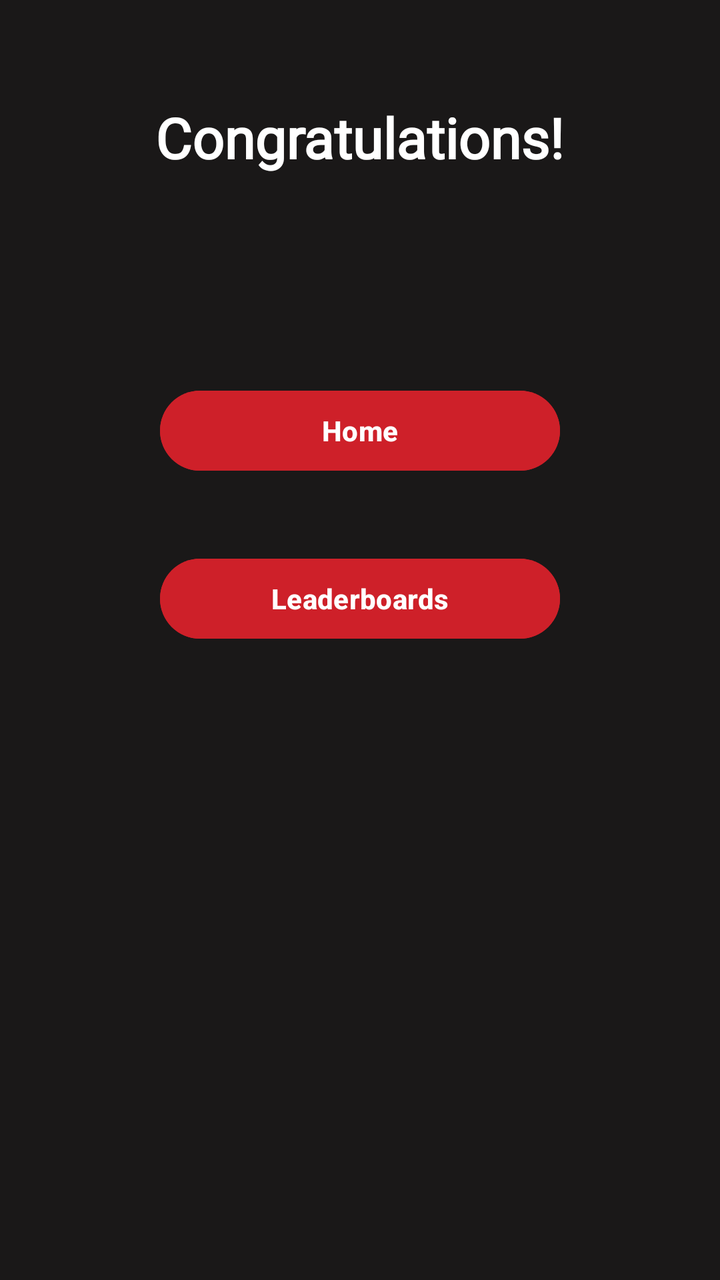
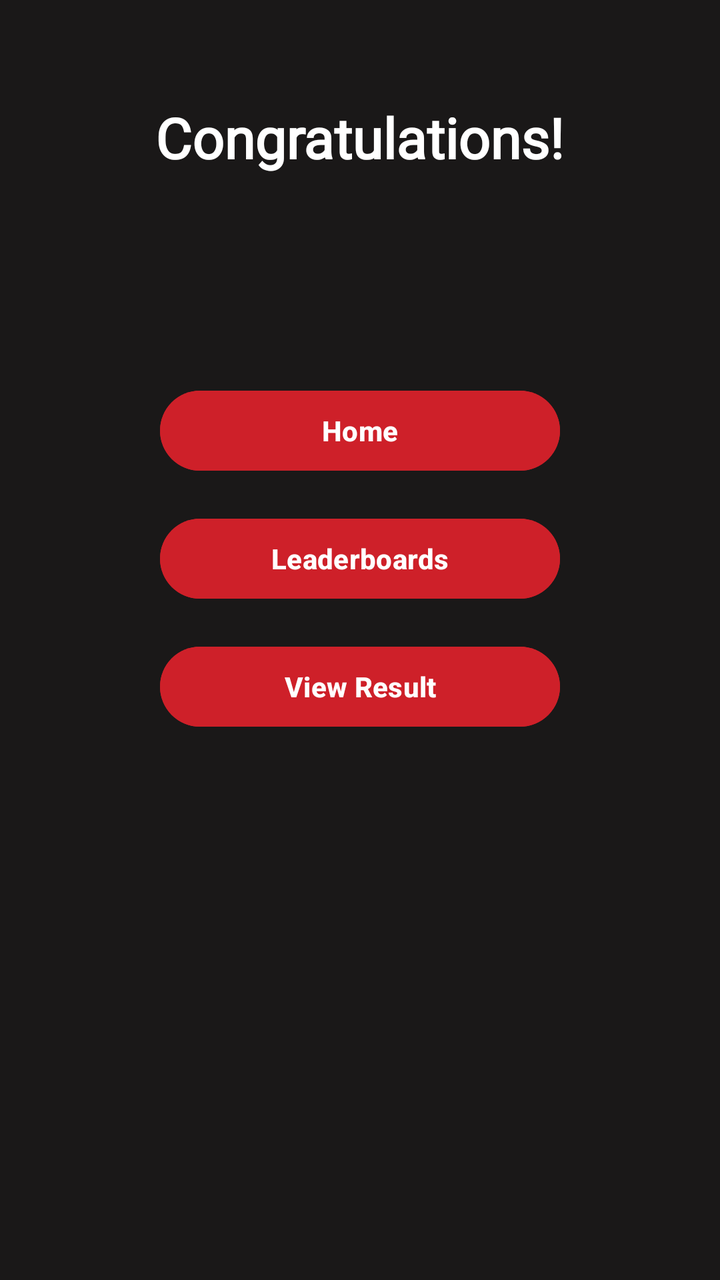

The first picture is an Android layout as it rendered before a commit; the second is the same layout after the commit. The layout source and the unified diff follow.
<!-- AndroidManifest.xml: application theme Theme.IntelliQuiz -->
<!-- res/layout/activity_congratulatory.xml -->
<?xml version="1.0" encoding="utf-8"?>
<androidx.constraintlayout.widget.ConstraintLayout xmlns:android="http://schemas.android.com/apk/res/android"
    xmlns:app="http://schemas.android.com/apk/res-auto"
    xmlns:tools="http://schemas.android.com/tools"
    android:id="@+id/main"
    android:layout_width="match_parent"
    android:layout_height="match_parent"
    android:background="#1A1818"

    tools:context=".Congratulatory">

    

    <Button
        android:id="@+id/home2"
        android:layout_width="200dp"
        android:layout_height="wrap_content"
        android:layout_marginTop="104dp"
        android:backgroundTint="#CE2029"
        android:text="Home"
        android:textColor="#FFFFFF"
        android:textStyle="bold"
        app:layout_constraintEnd_toEndOf="parent"
        app:layout_constraintStart_toStartOf="parent"
        app:layout_constraintTop_toBottomOf="@+id/message" />

    <View
        android:id="@+id/view"
        android:layout_width="wrap_content"
        android:layout_height="358dp"
        android:layout_marginTop="564dp"
        android:foreground="@drawable/arc_shape"
        app:layout_constraintEnd_toEndOf="parent"
        app:layout_constraintHorizontal_bias="0.0"
        app:layout_constraintStart_toStartOf="parent"
        app:layout_constraintTop_toTopOf="parent"
        tools:ignore="MissingConstraints" />

    <TextView
        android:id="@+id/message"
        android:layout_width="wrap_content"
        android:layout_height="wrap_content"
        android:layout_marginTop="50dp"
        android:fontFamily="@font/poppins_black"
        android:text="Congratulations!"
        android:textColor="#FFFFFF"
        android:textSize="28sp"
        android:textStyle="bold"
        app:layout_constraintBottom_toTopOf="@+id/scoreTextView"
        app:layout_constraintEnd_toEndOf="parent"
        app:layout_constraintStart_toStartOf="parent"
        app:layout_constraintTop_toTopOf="parent" />

    

    


    <TextView
        android:id="@+id/scoreTextView"
        android:layout_width="wrap_content"
        android:layout_height="wrap_content"
        android:layout_marginTop="40dp"
        android:fontFamily="@font/roboto"
        android:textColor="#FFFFFF"
        android:textSize="24sp"
        app:layout_constraintEnd_toEndOf="parent"
        app:layout_constraintStart_toStartOf="parent"
        app:layout_constraintTop_toBottomOf="@id/message" />

    <Button
        android:id="@+id/leaderboards"
        android:layout_width="200dp"
        android:layout_height="wrap_content"
        android:layout_marginTop="36dp"
        android:backgroundTint="#CE2029"
        android:text="Leaderboards"
        android:textColor="#FFFFFF"
        android:textStyle="bold"
        app:layout_constraintEnd_toEndOf="parent"
        app:layout_constraintStart_toStartOf="parent"
        app:layout_constraintTop_toBottomOf="@+id/home2" />

    


</androidx.constraintlayout.widget.ConstraintLayout>
<!-- resources referenced by this layout -->
<resources>
  <!-- drawable arc_shape (drawable) -->
  <?xml version="1.0" encoding="utf-8"?>
  <shape xmlns:android="http://schemas.android.com/apk/res/android">
      
      <gradient
          android:startColor="#0000"
          android:endColor="#FFFFFF"
  
      android:angle="270" />
  
      <padding
          android:left="8dp"
          android:right="8dp"
          android:top="8dp"
          android:bottom="8dp" />
  </shape>
  <style name="Theme.IntelliQuiz" parent="Base.Theme.IntelliQuiz" />
  <style name="Base.Theme.IntelliQuiz" parent="Theme.Material3.DayNight.NoActionBar">
          
          
      </style>
</resources>

<!-- the commit's change to res/layout/activity_congratulatory.xml (unified diff, before → after) -->
@@ -72,9 +72,22 @@
         android:id="@+id/leaderboards"
         android:layout_width="200dp"
         android:layout_height="wrap_content"
-        android:layout_marginTop="36dp"
+        android:layout_marginTop="16dp"
         android:backgroundTint="#CE2029"
         android:text="Leaderboards"
+        android:textColor="#FFFFFF"
+        android:textStyle="bold"
+        app:layout_constraintEnd_toEndOf="parent"
+        app:layout_constraintStart_toStartOf="parent"
+        app:layout_constraintTop_toBottomOf="@+id/home2" />
+
+    <Button
+        android:id="@+id/leaderboards2"
+        android:layout_width="200dp"
+        android:layout_height="wrap_content"
+        android:layout_marginTop="80dp"
+        android:backgroundTint="#CE2029"
+        android:text="View Result"
         android:textColor="#FFFFFF"
         android:textStyle="bold"
         app:layout_constraintEnd_toEndOf="parent"
